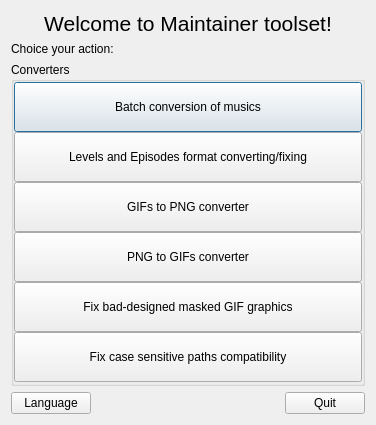
Old version of the form Maintainer/main_window.ui in the repository WohlSoft/Moondust-Project.
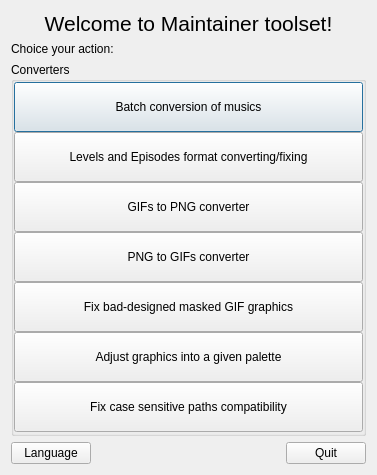
New version of the form. Icons and pictures are not drawn.

Commit message: Maintainer: Added the palette filter GUI

The edit to the form file:
```diff
--- a/Maintainer/main_window.ui
+++ b/Maintainer/main_window.ui
@@ -6,8 +6,8 @@
    <rect>
     <x>0</x>
     <y>0</y>
-    <width>376</width>
-    <height>425</height>
+    <width>377</width>
+    <height>475</height>
    </rect>
   </property>
   <property name="windowTitle">
@@ -141,6 +141,22 @@
         </property>
        </widget>
       </item>
+      <item>
+       <widget class="QPushButton" name="palette_filter">
+        <property name="minimumSize">
+         <size>
+          <width>0</width>
+          <height>50</height>
+         </size>
+        </property>
+        <property name="toolTip">
+         <string>Converts regular PNG graphics into pair of GIF files (frontend and it's mask) compatible with bitblit algorithm (required by SMBX legacy engine).</string>
+        </property>
+        <property name="text">
+         <string>Adjust graphics into a given palette</string>
+        </property>
+       </widget>
+      </item>
       <item>
        <widget class="QPushButton" name="pathcase_fixer">
         <property name="minimumSize">
```
The commit also changes 7 other files.
